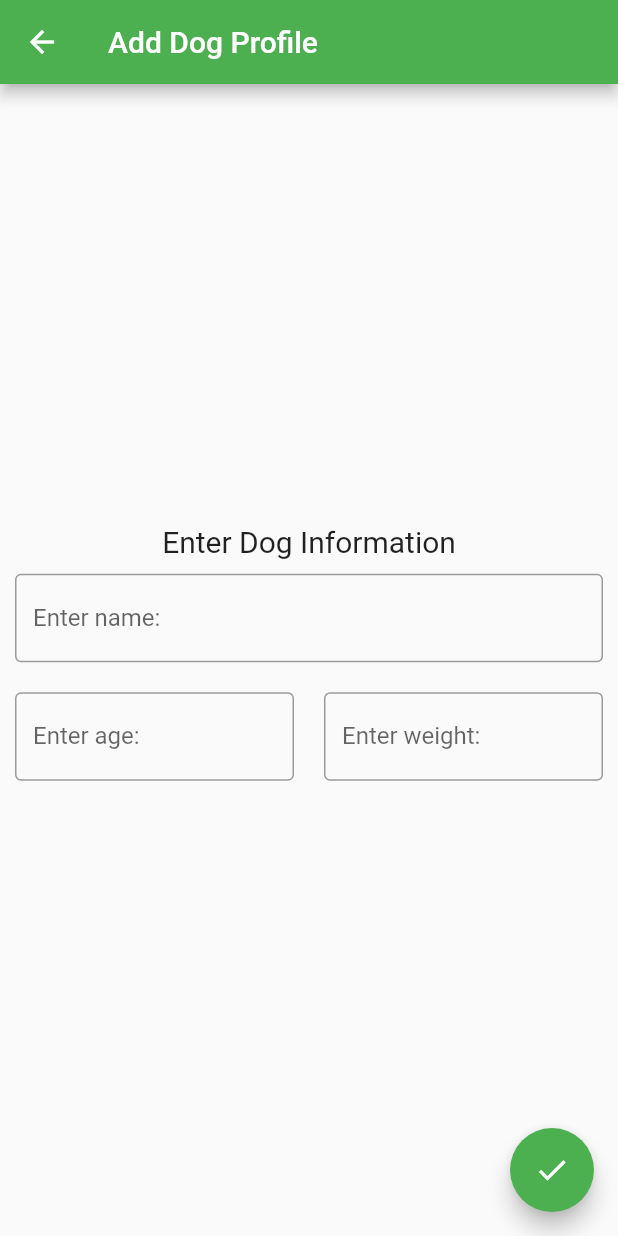
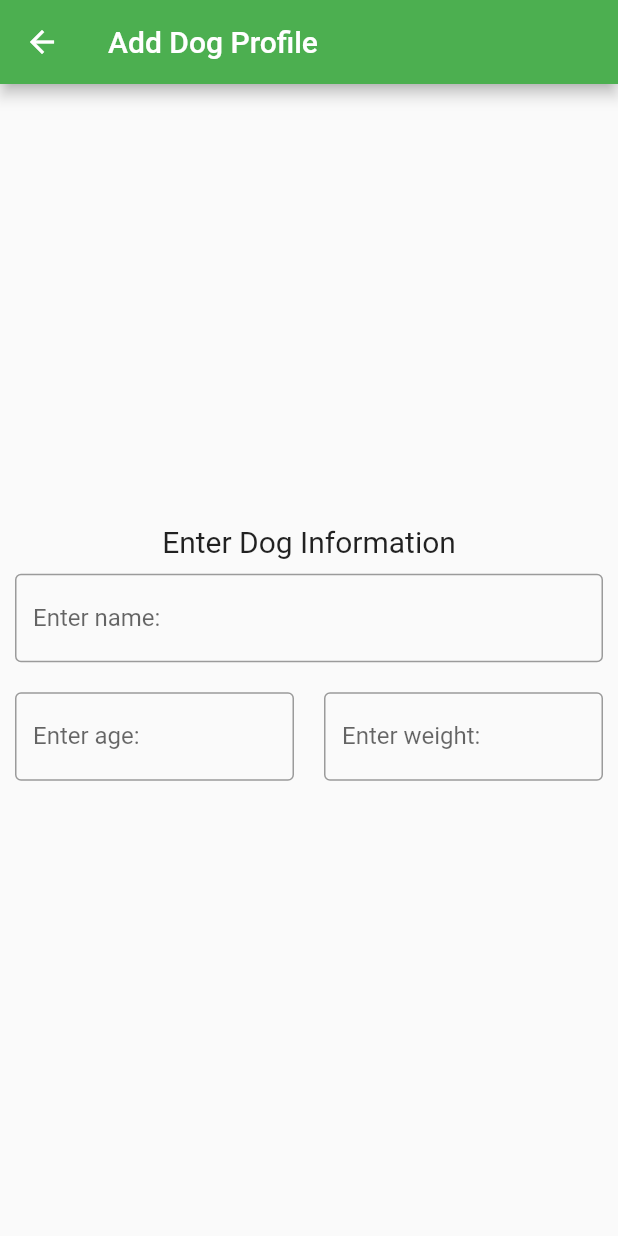
Before and after one commit to owenlovett/puppy-do, a Flutter app: the AddDogPage screen opened directly, on a phone screen of 412 x 824 dp. Run offline on Flutter 3.47's test engine with Material 2 defaults, Android fonts, the phone set to English and light mode, and no system bars; network calls fail.

Commit message:
removed unused code

```diff
--- a/lib/add_dog.dart
+++ b/lib/add_dog.dart
@@ -10,14 +10,6 @@ class AddDogPage extends StatefulWidget {
 }
 
 class _AddDogState extends State<AddDogPage> {
-  int _counter = 0;
-
-  void _incrementCounter() {
-    setState(() {
-      _counter++;
-    });
-  }
-
   @override
   Widget build(BuildContext context) {
     return Scaffold(
@@ -77,11 +69,6 @@ class _AddDogState extends State<AddDogPage> {
           ],
         ),
       ),
-      floatingActionButton: FloatingActionButton(
-        onPressed: _incrementCounter,
-        tooltip: 'Add Dog Profile',
-        child: const Icon(Icons.done),
-      ), // This trailing comma makes auto-formatting nicer for build methods.
     );
   }
 }
```
